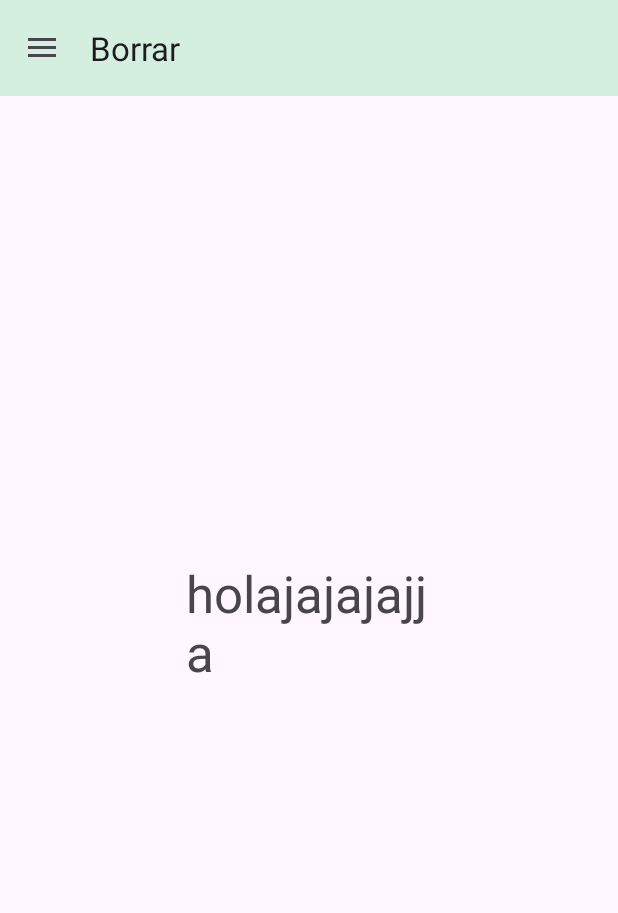
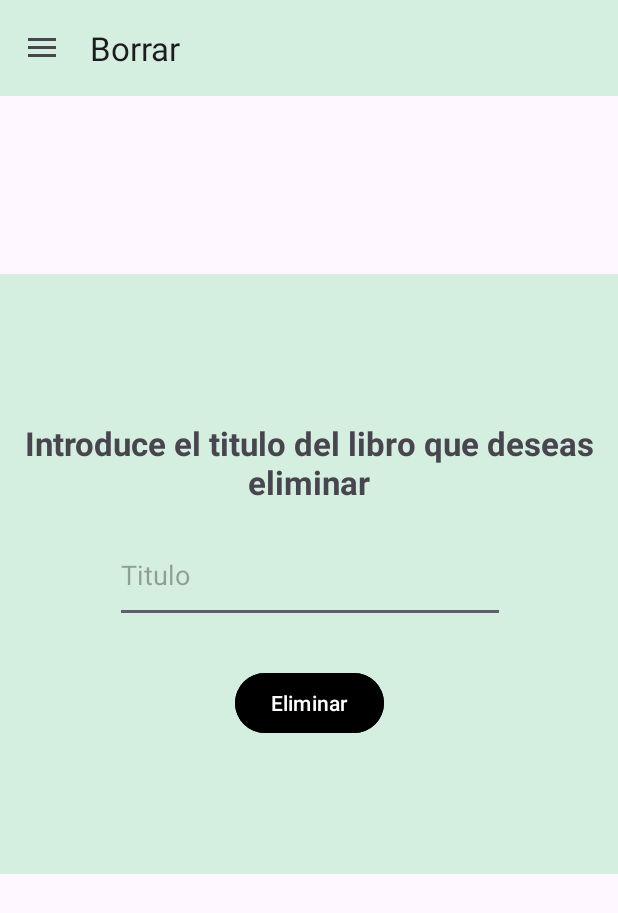
Before and after one commit to dangomez04/GestorLibrosNuevo, an Android app: the screen it shows after launch (MainActivity), in the side drawer, after a tap on "Borrar", on a phone screen of 412 x 824 dp. Shown: the top 913 px of the screen. Run offline under Robolectric (Android 15) with nearby library versions, the light colour scheme and no system bars; Roboto replaces fonts that are not available here.

Commit message:
Acabado Añadir y empezado borrado

```diff
--- a/app/src/main/java/com/example/gestordelibros/DeleteFragment.kt
+++ b/app/src/main/java/com/example/gestordelibros/DeleteFragment.kt
@@ -5,7 +5,21 @@ import androidx.fragment.app.Fragment
 import android.view.LayoutInflater
 import android.view.View
 import android.view.ViewGroup
+import android.widget.Button
 
 class DeleteFragment : Fragment(R.layout.fragment_delete) {
 
+    override fun onCreateView(
+        inflater: LayoutInflater,
+        container: ViewGroup?,
+        savedInstanceState: Bundle?
+    ): View? {
+        val view = inflater.inflate(R.layout.fragment_delete, container, false)
+        var buttonAñadir = view.findViewById<Button>(R.id.buttonEliminar)
+        buttonAñadir.setOnClickListener {
+
+        }
+        return view
+    }
+
 }
--- a/app/src/main/java/com/example/gestordelibros/HomeFragment.kt
+++ b/app/src/main/java/com/example/gestordelibros/HomeFragment.kt
@@ -26,18 +26,6 @@ lateinit var db : SQLiteDatabase
 
         val view = inflater.inflate(R.layout.fragment_home, container, false)
         recycler = view.findViewById(R.id.recycler)
-
-        var nuevoLibro1 = Libro(1,"La cabaña","Daniel Gómez","25-11-2023")
-        var nuevoLibro2 = Libro(2,"El lago","Javier Abril","12-05-2020")
-        var nuevoLibro3 = Libro(3,"La avispa","Joel Gallo","09-02-2017")
-        var nuevoLibro4 = Libro(4,"El amanecer","Carlos Nieto","06-07-2023")
-        var nuevoLibro5 = Libro(5,"El fin del mundo","Alejandro callejas","20-03-2021")
-
-        listaObjetos.add(nuevoLibro1)
-        listaObjetos.add(nuevoLibro2)
-        listaObjetos.add(nuevoLibro3)
-        listaObjetos.add(nuevoLibro4)
-        listaObjetos.add(nuevoLibro5)
 
         recycler.layoutManager = LinearLayoutManager(requireContext())
 
--- a/app/src/main/res/layout/fragment_delete.xml
+++ b/app/src/main/res/layout/fragment_delete.xml
@@ -7,18 +7,65 @@
     android:layout_marginTop="75dp"
     tools:context=".DeleteFragment">
 
-    <TextView
-        android:id="@+id/textView"
-        android:layout_width="164dp"
-        android:layout_height="107dp"
-        android:layout_marginStart="123dp"
-        android:layout_marginTop="251dp"
-        android:layout_marginEnd="124dp"
-        android:layout_marginBottom="298dp"
-        android:text="holajajajajja"
-        android:textSize="34sp"
+    <androidx.constraintlayout.widget.ConstraintLayout
+        android:layout_width="418dp"
+        android:layout_height="400dp"
+        android:layout_marginStart="1dp"
+        android:layout_marginTop="57dp"
+        android:layout_marginEnd="2dp"
+        android:layout_marginBottom="191dp"
+        android:background="#D4EFDF"
+        android:backgroundTint="#D4EFDF"
         app:layout_constraintBottom_toBottomOf="parent"
         app:layout_constraintEnd_toEndOf="parent"
         app:layout_constraintStart_toStartOf="parent"
-        app:layout_constraintTop_toTopOf="parent" />
+        app:layout_constraintTop_toTopOf="parent">
+
+        <EditText
+            android:id="@+id/tituloBorrar"
+            android:layout_width="260dp"
+            android:layout_height="63dp"
+            android:layout_marginStart="79dp"
+            android:layout_marginTop="169dp"
+            android:layout_marginEnd="79dp"
+            android:layout_marginBottom="167dp"
+            android:ems="10"
+            android:hint="Titulo"
+            android:inputType="text"
+            app:layout_constraintBottom_toBottomOf="parent"
+            app:layout_constraintEnd_toEndOf="parent"
+            app:layout_constraintStart_toStartOf="parent"
+            app:layout_constraintTop_toTopOf="parent" />
+
+        <TextView
+            android:id="@+id/textBorrar"
+            android:layout_width="wrap_content"
+            android:layout_height="wrap_content"
+            android:layout_marginTop="97dp"
+            android:layout_marginBottom="246dp"
+            android:text="Introduce el titulo del libro que deseas eliminar"
+            android:textAlignment="center"
+            android:textSize="22sp"
+            android:textStyle="bold"
+            app:layout_constraintBottom_toBottomOf="parent"
+            app:layout_constraintEnd_toEndOf="parent"
+            app:layout_constraintStart_toStartOf="parent"
+            app:layout_constraintTop_toTopOf="parent" />
+
+        <Button
+            android:id="@+id/buttonEliminar"
+            android:layout_width="wrap_content"
+            android:layout_height="wrap_content"
+            android:layout_marginStart="159dp"
+            android:layout_marginTop="262dp"
+            android:layout_marginEnd="159dp"
+            android:layout_marginBottom="90dp"
+            android:backgroundTint="@color/black"
+            android:text="Eliminar"
+            android:textColor="@color/white"
+            app:layout_constraintBottom_toBottomOf="parent"
+            app:layout_constraintEnd_toEndOf="parent"
+            app:layout_constraintStart_toStartOf="parent"
+            app:layout_constraintTop_toTopOf="parent" />
+    </androidx.constraintlayout.widget.ConstraintLayout>
 </androidx.constraintlayout.widget.ConstraintLayout>
```
Also changed, not shown: app/src/main/java/com/example/gestordelibros/AddFragment.kt (+12 -3 lines), app/src/main/java/com/example/gestordelibros/DatePickerFragment.kt (added, +39 -0 lines), app/src/main/res/layout/fragment_add.xml (+23 -10 lines), app/src/main/res/layout/fragment_date_picker.xml (added, +14 -0 lines).
